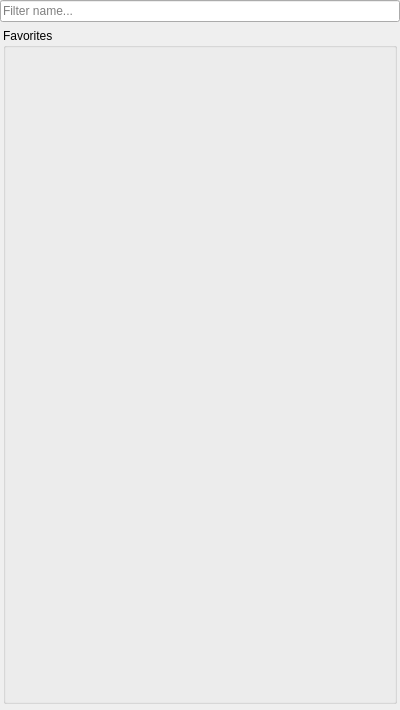
Old version of the form software/talipot/designer/AlgorithmRunner.ui in the repository anlambert/tulip.
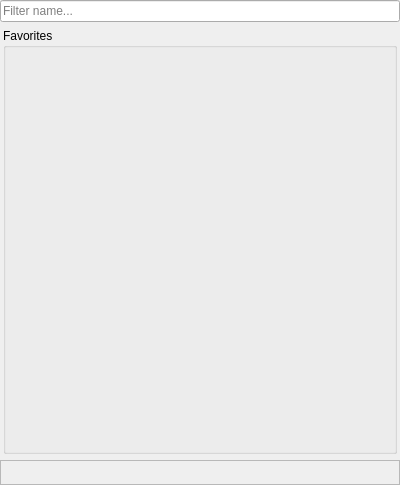
New version of the form. Custom widgets are drawn as their Qt base class.

The edit to the form file:
```diff
--- a/software/talipot/designer/AlgorithmRunner.ui
+++ b/software/talipot/designer/AlgorithmRunner.ui
@@ -7,7 +7,7 @@
     <x>0</x>
     <y>0</y>
     <width>400</width>
-    <height>710</height>
+    <height>485</height>
    </rect>
   </property>
   <property name="minimumSize">
@@ -84,7 +84,7 @@
         <x>0</x>
         <y>0</y>
         <width>400</width>
-        <height>678</height>
+        <height>428</height>
        </rect>
       </property>
       <layout class="QVBoxLayout" name="verticalLayout_3">
@@ -133,6 +133,31 @@
      </widget>
     </widget>
    </item>
+   <item>
+    <widget class="QFrame" name="frame">
+     <property name="minimumSize">
+      <size>
+       <width>0</width>
+       <height>25</height>
+      </size>
+     </property>
+     <property name="maximumSize">
+      <size>
+       <width>16777215</width>
+       <height>25</height>
+      </size>
+     </property>
+     <property name="frameShape">
+      <enum>QFrame::StyledPanel</enum>
+     </property>
+     <property name="frameShadow">
+      <enum>QFrame::Raised</enum>
+     </property>
+     <property name="bottomFrame" stdset="0">
+      <bool>true</bool>
+     </property>
+    </widget>
+   </item>
   </layout>
  </widget>
  <customwidgets>
```
Left out of the diff: 9 changed lines with no effect on the pictures.
